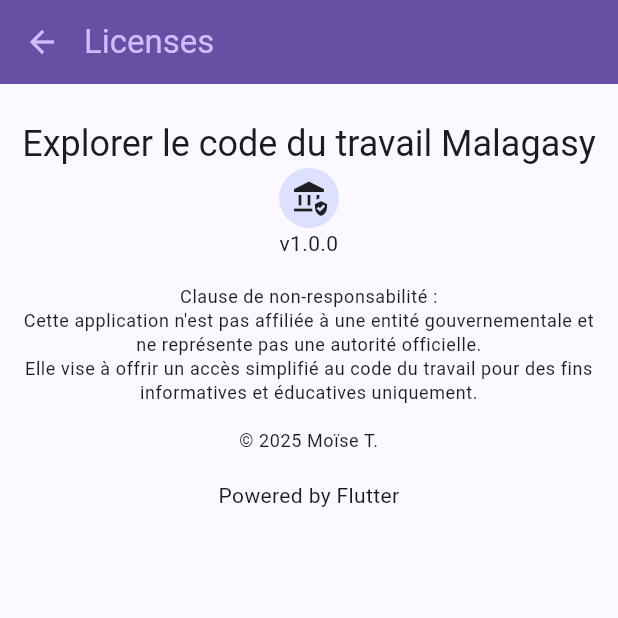
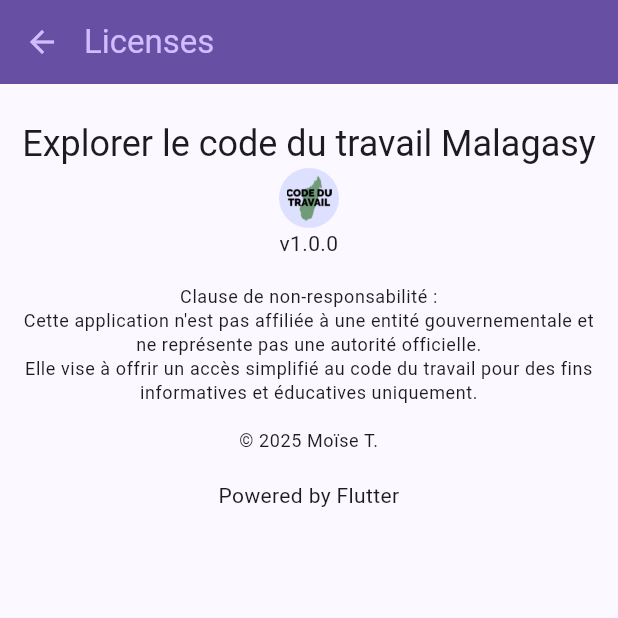
Before and after one commit to mauyz/madagascar_workcode, a Flutter app: the screen it shows after launch, item 3 of the bottom bar chosen, after a tap on "Voir licences", on a phone screen of 412 x 824 dp, the top half of it. Run offline on Flutter 3.47's test engine with Material 3 defaults, Android fonts, the phone set to English and light mode, and no system bars; our stand-ins replace auto_size_text, flutter_bloc, flutter_linkify, get_it, go_router, share_plus and 1 more; missing offline and left inert: flutter_email_sender, highlight_text, open_store, syncfusion_flutter_pdfviewer.

Commit message:
add icon on about

```diff
--- a/lib/presentation/about/about_page.dart
+++ b/lib/presentation/about/about_page.dart
@@ -28,29 +28,43 @@ class AboutPage extends StatelessWidget {
                 mainAxisSize: MainAxisSize.min,
                 children: [
                   Padding(
-                    padding: const EdgeInsets.symmetric(
-                      horizontal: 10,
+                    padding: const EdgeInsets.only(
+                      left: 10,
                     ),
-                    child: ListBody(
+                    child: Column(
+                      crossAxisAlignment: CrossAxisAlignment.stretch,
+                      mainAxisSize: MainAxisSize.min,
                       children: [
                         Padding(
                           padding: const EdgeInsets.symmetric(vertical: 5.0),
-                          child: Column(
-                            mainAxisSize: MainAxisSize.min,
+                          child: Row(
                             children: [
-                              Flexible(
+                              CircleAvatar(
+                                backgroundColor:
+                                    themeData.colorScheme.onPrimary,
                                 child: Padding(
-                                  padding: const EdgeInsets.only(
-                                    top: 8.0,
-                                  ),
-                                  child: Text(
-                                    AppConstants.appTitle,
+                                  padding: const EdgeInsets.all(5.0),
+                                  child: Image.asset(
+                                    "assets/icon.png",
                                   ),
                                 ),
                               ),
                               Flexible(
-                                child: Text(
-                                  AppConstants.appVersion,
+                                child: Padding(
+                                  padding: const EdgeInsets.all(5.0),
+                                  child: Column(
+                                    crossAxisAlignment:
+                                        CrossAxisAlignment.start,
+                                    mainAxisSize: MainAxisSize.min,
+                                    children: [
+                                      Text(
+                                        AppConstants.appTitle,
+                                      ),
+                                      Text(
+                                        AppConstants.appVersion,
+                                      ),
+                                    ],
+                                  ),
                                 ),
                               ),
                             ],
@@ -156,9 +170,11 @@ class AboutPage extends StatelessWidget {
                           applicationName: AppConstants.appTitle,
                           applicationVersion: AppConstants.appVersion,
                           applicationIcon: CircleAvatar(
-                            child: IconTheme(
-                              data: themeData.iconTheme,
-                              child: Icon(Icons.assured_workload),
+                            child: Padding(
+                              padding: const EdgeInsets.all(5.0),
+                              child: Image.asset(
+                                "assets/icon.png",
+                              ),
                             ),
                           ),
                           applicationLegalese:
```
